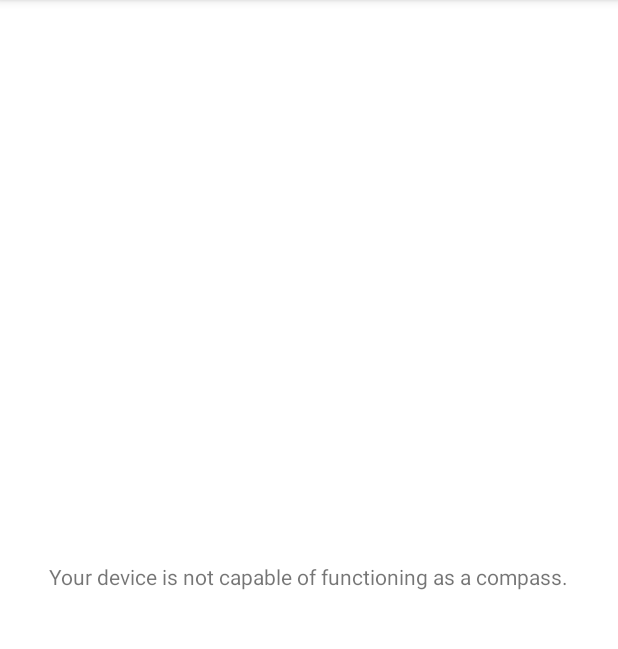
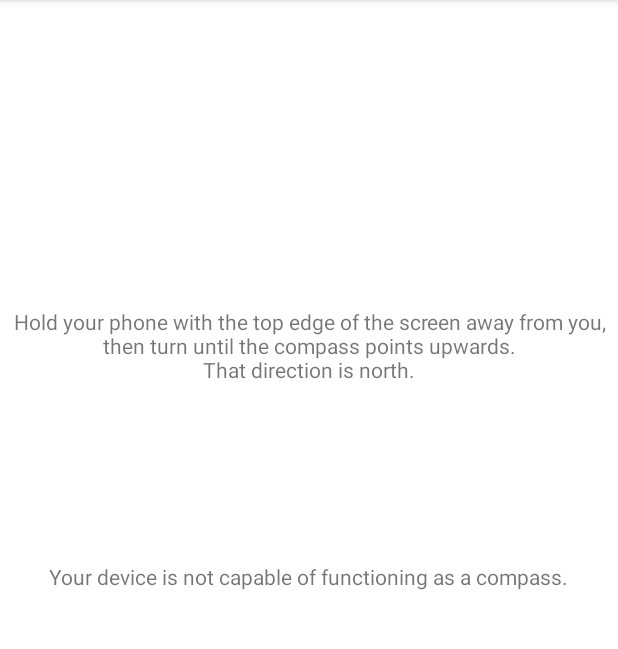
Before and after one commit to Csanad2000/SimpleCompass, an Android app: the screen it shows after launch (MainActivity), on a phone screen of 412 x 824 dp, the part 84-733 px from its top. Run offline under Robolectric (Android 15) with nearby library versions, the phone set to English and light mode, and no system bars.

Commit message:
Working implementation

```diff
--- a/app/src/main/AndroidManifest.xml
+++ b/app/src/main/AndroidManifest.xml
@@ -18,7 +18,8 @@
         tools:targetApi="31">
         <activity
             android:name=".MainActivity"
-            android:exported="true">
+            android:exported="true"
+            android:screenOrientation="portrait">
             <intent-filter>
                 <action android:name="android.intent.action.MAIN" />
 
--- a/app/src/main/res/layout/activity_main.xml
+++ b/app/src/main/res/layout/activity_main.xml
@@ -16,6 +16,16 @@
         app:layout_constraintEnd_toEndOf="parent"
         app:layout_constraintStart_toStartOf="parent"
         app:layout_constraintTop_toTopOf="parent" />
+
+    <TextView
+        android:id="@+id/instruction"
+        android:layout_width="wrap_content"
+        android:layout_height="wrap_content"
+        android:text="Hold your phone with the top edge of the screen away from you, then turn until the compass points upwards.\nThat direction is north."
+        app:layout_constraintBottom_toTopOf="@+id/pinImage"
+        android:gravity="center"
+        app:layout_constraintEnd_toEndOf="parent"
+        app:layout_constraintStart_toStartOf="parent" />
 
     <TextView
         android:id="@+id/incompatible"
```
Also changed, not shown: app/src/main/java/com/csanad/simplecompass/MainActivity.kt (+4 -4 lines).
